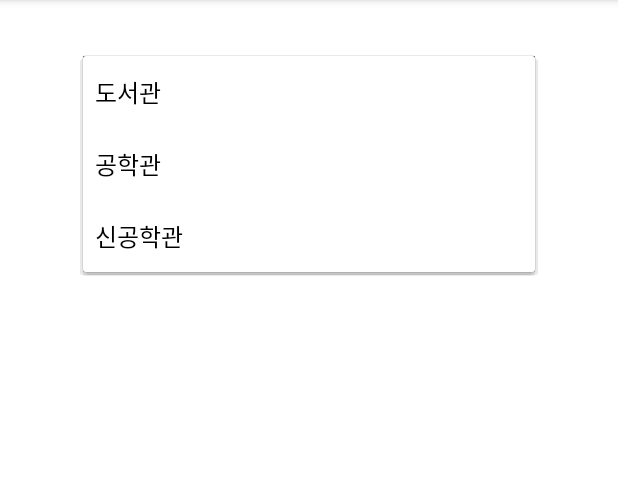
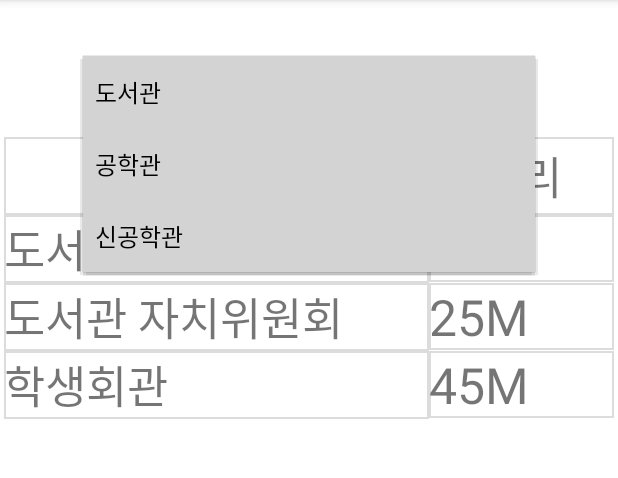
Before and after one commit to chanwookK/cha-jeul-kon-dae_KUMobileProgramming, an Android app: the FindLostActivity screen opened directly, with no data from a screen before it, after a tap on "도서관", on a phone screen of 412 x 824 dp, the part 84-562 px from its top. Run offline under Robolectric (Android 15) with nearby library versions, the phone set to English and light mode, and no system bars.

Commit message:
[ADD] FindLostActivity.kt 프로토타입 완성(list.txt, tablelayout) 추가

```diff
--- a/app/src/main/java/com/example/lostku/FindLostActivity.kt
+++ b/app/src/main/java/com/example/lostku/FindLostActivity.kt
@@ -2,6 +2,7 @@ package com.example.lostku
 
 
 import android.app.ProgressDialog.show
+import android.graphics.Color
 import android.location.Geocoder
 import android.location.LocationManager
 import androidx.appcompat.app.AppCompatActivity
@@ -9,15 +10,68 @@ import android.os.Bundle
 import android.view.View
 import android.widget.*
 import com.example.lostku.databinding.ActivityFindLostBinding
+import java.util.*
 
 class FindLostActivity : AppCompatActivity() {
     lateinit var binding: ActivityFindLostBinding
+
+    var LData : ArrayList<SaveLocation> = ArrayList()
+    var location=0
     override fun onCreate(savedInstanceState: Bundle?) {
         super.onCreate(savedInstanceState)
         binding = ActivityFindLostBinding.inflate(layoutInflater)
         setContentView(binding.root)
+
+        initlists()
         initLayout()
     }
+
+    private fun makeTable() {
+
+        LData.sortBy { it.location }
+        val tableLayout = binding.tableLayout
+        for (address in LData) {
+            val tableRow = TableRow(this)
+            val textView1 = TextView(this)
+            textView1.setTextSize(30F)
+            textView1.text = address.name
+            textView1.setBackgroundResource(R.drawable.tableline)
+            val textView2 = TextView(this)
+            textView2.text = address.location.toString()+"M"
+            textView2.setTextSize(33F)
+            textView2.setBackgroundResource(R.drawable.tableline)
+            tableRow.addView(textView1)
+            tableRow.addView(textView2)
+
+            tableLayout.addView(tableRow)
+        }
+    }
+    private fun ClearTable() {
+
+
+        val tableLayout = binding.tableLayout
+        //tableLayout.removeAllViews()
+        tableLayout.removeViews(1,tableLayout.childCount-1)
+
+    }
+
+    private fun initlists() {
+        ClearTable()
+        LData.removeAll(LData)
+        val scan = Scanner(resources.openRawResource(R.raw.lists))
+
+        while (scan.hasNextLine())
+        {
+            val name = scan.nextLine()
+            val locations = scan.nextLine().toInt() - location
+            LData.add(SaveLocation(name, locations))
+
+        }
+
+        makeTable()
+
+    }
+
 
     private fun initLayout() {
         var sData = resources.getStringArray(R.array.building)
@@ -25,6 +79,9 @@ class FindLostActivity : AppCompatActivity() {
             ArrayAdapter<String>(this, android.R.layout.simple_spinner_dropdown_item, sData)
         binding.buildings.adapter = sadapter
         binding.buildings.setOnItemSelectedListener(CustomOnItemSelectedListener())
+
+
+
 
 // LocationManager 객체를 가져옵니다.
 //        val locationManager = getSystemService(LOCATION_SERVICE) as LocationManager
@@ -37,21 +94,11 @@ class FindLostActivity : AppCompatActivity() {
 //        val addresses = geocoder.getFromLocation(location.latitude, location.longitude, 1)
 //
 //// 검색된 주소를 표에 표시합니다.
-//        val tableLayout = findViewById<TableLayout>(R.id.tableLayout)
-//        for (address in addresses) {
-//            val tableRow = TableRow(this)
-//            val textView1 = TextView(this)
-//            textView1.text = address.featureName
-//            val textView2 = TextView(this)
-//            textView2.text = address.getAddressLine(0)
-//            tableRow.addView(textView1)
-//            tableRow.addView(textView2)
-//            tableLayout.addView(tableRow)
-//        }
-//    }
 
 
-    }
+//
+//
+       }
 
     inner class CustomOnItemSelectedListener: AdapterView.OnItemSelectedListener{
         override fun onItemSelected(parent: AdapterView<*>?, view: View?, position: Int, id: Long) {
@@ -59,11 +106,23 @@ class FindLostActivity : AppCompatActivity() {
             Toast.LENGTH_SHORT).show()
             binding.recyclerView.adapter = MyCafeteriaAdapter(CData)*/
             when (position) {
-                0 -> Toast.makeText(this@FindLostActivity,"0!!!",Toast.LENGTH_SHORT).show()
+                0 -> {Toast.makeText(this@FindLostActivity,"0!!!",Toast.LENGTH_SHORT).show()
+                        location = 5
+                        initlists()
+
+                        }
                     //binding.recyclerView.adapter = adapter1
-                1 -> Toast.makeText(this@FindLostActivity,"1!!!",Toast.LENGTH_SHORT).show()
+                1 -> {
+                    Toast.makeText(this@FindLostActivity, "1!!!", Toast.LENGTH_SHORT).show()
+                    location = 7
+                        initlists()
+                    }
 
-                2 -> Toast.makeText(this@FindLostActivity,"2!!!",Toast.LENGTH_SHORT).show()
+                2 -> {
+                    Toast.makeText(this@FindLostActivity, "2!!!", Toast.LENGTH_SHORT).show()
+                    location = 9
+                        initlists()
+                    }
             }
         }
 
--- /dev/null
+++ b/app/src/main/java/com/example/lostku/SaveLocation.kt
@@ -0,0 +1,3 @@
+package com.example.lostku
+
+data class SaveLocation(var name:String, var location:Int)
--- a/app/src/main/res/drawable/spinner_background.xml
+++ /dev/null
@@ -1,7 +0,0 @@
-<?xml version="1.0" encoding="utf-8"?>
-<shape xmlns:android="http://schemas.android.com/apk/res/android"
-    android:shape="rectangle">
-    <stroke
-        android:width="1dp"
-        android:color="#808080"/>
-</shape>
--- /dev/null
+++ b/app/src/main/res/drawable/tableline.xml
@@ -0,0 +1,12 @@
+<?xml version="1.0" encoding="utf-8"?>
+<layer-list xmlns:android="http://schemas.android.com/apk/res/android">
+    <item>
+        <shape android:shape="rectangle" >
+            <stroke
+                android:width="1dp"
+                android:color="#dcdcdc" />
+
+            <solid android:color="#FFF" />
+        </shape>
+    </item>
+</layer-list>
--- a/app/src/main/res/layout/activity_find_lost.xml
+++ b/app/src/main/res/layout/activity_find_lost.xml
@@ -17,8 +17,8 @@
         android:entries="@array/building"
         android:gravity="center"
         android:prompt="@string/Buildings"
-        android:background="@drawable/spinner_background"
-
+        android:background="#D3D3D3"
+        android:popupBackground="#D3D3D3"
         app:layout_constraintBottom_toTopOf="@+id/tableLayout"
         app:layout_constraintEnd_toEndOf="parent"
         app:layout_constraintStart_toStartOf="parent"
@@ -31,11 +31,30 @@
         android:layout_marginStart="1dp"
         android:layout_marginEnd="1dp"
         android:layout_marginBottom="1dp"
+        android:layout_margin="1dp"
         app:layout_constraintBottom_toBottomOf="parent"
         app:layout_constraintEnd_toEndOf="parent"
         app:layout_constraintStart_toStartOf="parent"
         app:layout_constraintTop_toBottomOf="@+id/buildings"
+        android:stretchColumns="*"
+        android:background="@color/white"
+        android:padding="1dp"
         >
+        <TableRow>
+            <TextView
+                android:background="@drawable/tableline"
+                android:text="보관장소"
+                android:padding="3dp"
+                android:textSize="30dp"
+                android:gravity="center"/>
+            <TextView
+                android:background="@drawable/tableline"
+                android:text="거리"
+                android:padding="3dp"
+                android:textSize="30dp"
+                android:gravity="center"/>
+        </TableRow>
+
 
 
     </TableLayout>
--- /dev/null
+++ b/app/src/main/res/raw/lists.txt
@@ -0,0 +1,6 @@
+학생회관
+50
+도서관
+20
+도서관 자치위원회
+30
--- a/build.gradle
+++ b/build.gradle
@@ -2,5 +2,5 @@
 plugins {
     id 'com.android.application' version '7.4.1' apply false
     id 'com.android.library' version '7.4.1' apply false
-    id 'org.jetbrains.kotlin.android' version '1.8.0' apply false
+    id 'org.jetbrains.kotlin.android' version '1.9.0-Beta' apply false
 }
```
